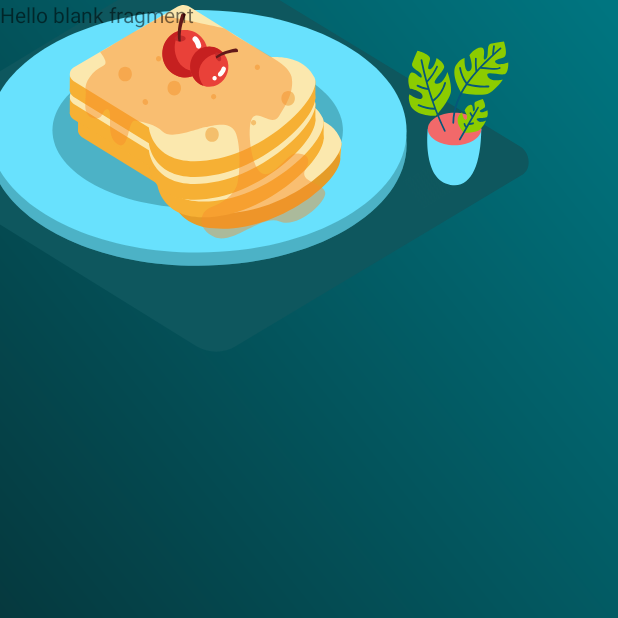
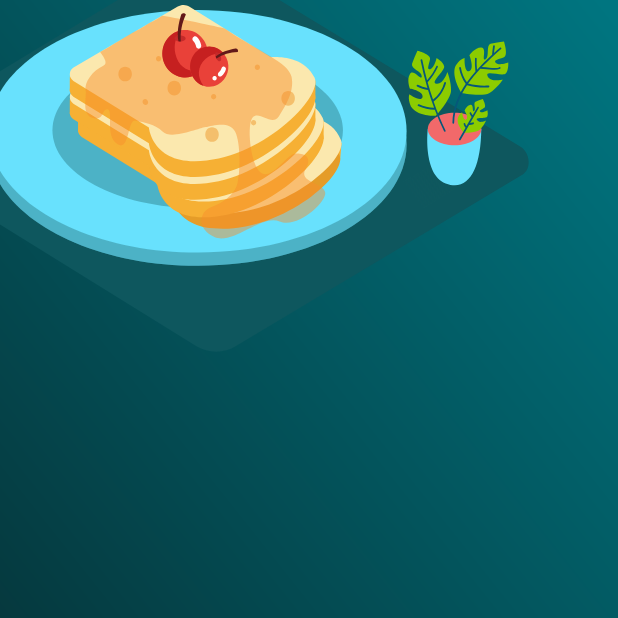
Before and after one commit to prd4519/madhang, an Android app: the MakananFragment screen opened directly, with no data from a screen before it, on a phone screen of 412 x 824 dp, the top half of it. Run offline under Robolectric (Android 15) with nearby library versions, the phone set to English and light mode, and no system bars; Roboto replaces fonts that are not available here.

Commit message:
delete text view fragment menu-menu

```diff
--- a/app/src/main/res/layout/fragment_home.xml
+++ b/app/src/main/res/layout/fragment_home.xml
@@ -7,9 +7,6 @@
     tools:context=".Penjual.HomeFragment">
 
     <!-- TODO: Update blank fragment layout -->
-    <TextView
-        android:layout_width="match_parent"
-        android:layout_height="match_parent"
-        android:text="@string/hello_blank_fragment" />
+
 
 </FrameLayout>
--- a/app/src/main/res/layout/fragment_jajanan.xml
+++ b/app/src/main/res/layout/fragment_jajanan.xml
@@ -7,9 +7,6 @@
     tools:context=".Pembeli.JajananFragment">
 
     <!-- TODO: Update blank fragment layout -->
-    <TextView
-        android:layout_width="match_parent"
-        android:layout_height="match_parent"
-        android:text="@string/hello_blank_fragment" />
+
 
 </FrameLayout>
--- a/app/src/main/res/layout/fragment_lauk.xml
+++ b/app/src/main/res/layout/fragment_lauk.xml
@@ -7,9 +7,6 @@
     tools:context=".Pembeli.LaukFragment">
 
     <!-- TODO: Update blank fragment layout -->
-    <TextView
-        android:layout_width="match_parent"
-        android:layout_height="match_parent"
-        android:text="@string/hello_blank_fragment" />
+
 
 </FrameLayout>
--- a/app/src/main/res/layout/fragment_makanan.xml
+++ b/app/src/main/res/layout/fragment_makanan.xml
@@ -7,9 +7,6 @@
     tools:context=".Pembeli.MakananFragment">
 
     <!-- TODO: Update blank fragment layout -->
-    <TextView
-        android:layout_width="match_parent"
-        android:layout_height="match_parent"
-        android:text="@string/hello_blank_fragment" />
+
 
 </FrameLayout>
--- a/app/src/main/res/layout/fragment_menu.xml
+++ b/app/src/main/res/layout/fragment_menu.xml
@@ -7,9 +7,6 @@
     tools:context=".Penjual.MenuFragment">
 
     <!-- TODO: Update blank fragment layout -->
-    <TextView
-        android:layout_width="match_parent"
-        android:layout_height="match_parent"
-        android:text="@string/hello_blank_fragment" />
+
 
 </FrameLayout>
--- a/app/src/main/res/layout/fragment_minuman.xml
+++ b/app/src/main/res/layout/fragment_minuman.xml
@@ -7,9 +7,6 @@
     tools:context=".Pembeli.MinumanFragment">
 
     <!-- TODO: Update blank fragment layout -->
-    <TextView
-        android:layout_width="match_parent"
-        android:layout_height="match_parent"
-        android:text="@string/hello_blank_fragment" />
+
 
 </FrameLayout>
```
